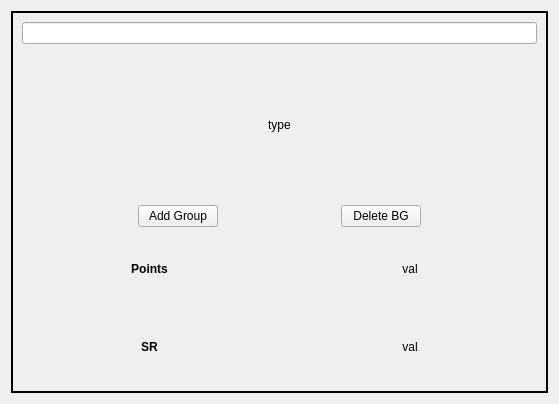
RexOdonata/QFleet, file QFleet/Fleetbuilder/qflw_battlegroup.ui: the form before one commit.
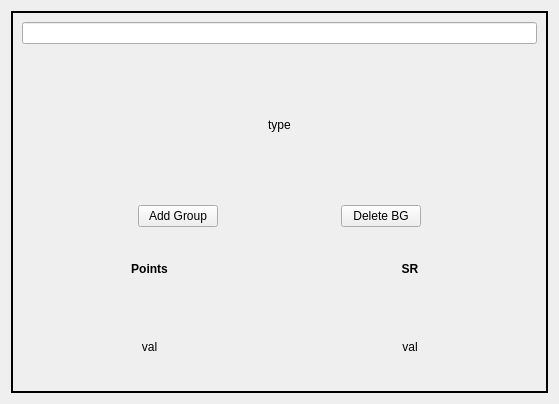
The form after the commit.

```diff
--- a/QFleet/Fleetbuilder/qflw_battlegroup.ui
+++ b/QFleet/Fleetbuilder/qflw_battlegroup.ui
@@ -127,17 +127,7 @@
         </item>
         <item>
          <layout class="QGridLayout" name="gridLayout">
-          <item row="0" column="1">
-           <widget class="QLabel" name="pointsLabel">
-            <property name="text">
-             <string>val</string>
-            </property>
-            <property name="alignment">
-             <set>Qt::AlignCenter</set>
-            </property>
-           </widget>
-          </item>
-          <item row="1" column="0">
+          <item row="0" column="2">
            <widget class="QLabel" name="label_4">
             <property name="font">
              <font>
@@ -152,7 +142,7 @@
             </property>
            </widget>
           </item>
-          <item row="0" column="0">
+          <item row="0" column="1">
            <widget class="QLabel" name="label">
             <property name="font">
              <font>
@@ -167,7 +157,7 @@
             </property>
            </widget>
           </item>
-          <item row="1" column="1">
+          <item row="1" column="2">
            <widget class="QLabel" name="srLabel">
             <property name="text">
              <string>val</string>
@@ -177,6 +167,16 @@
             </property>
            </widget>
           </item>
+          <item row="1" column="1">
+           <widget class="QLabel" name="pointsLabel">
+            <property name="text">
+             <string>val</string>
+            </property>
+            <property name="alignment">
+             <set>Qt::AlignCenter</set>
+            </property>
+           </widget>
+          </item>
          </layout>
         </item>
         <item>
```
